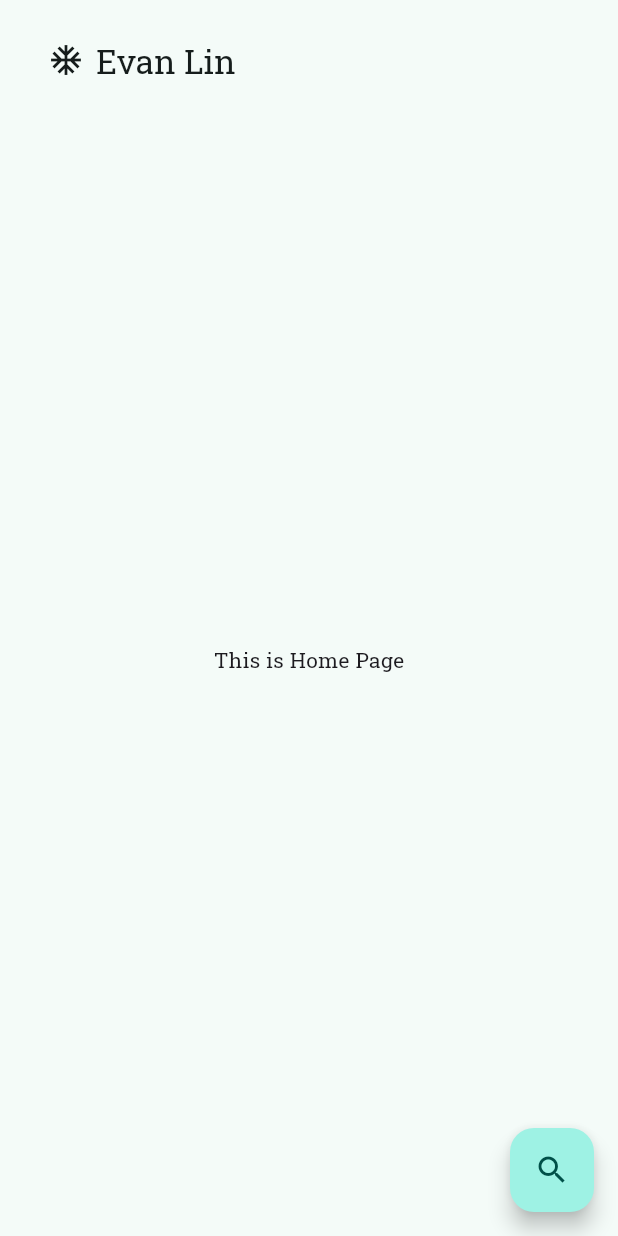
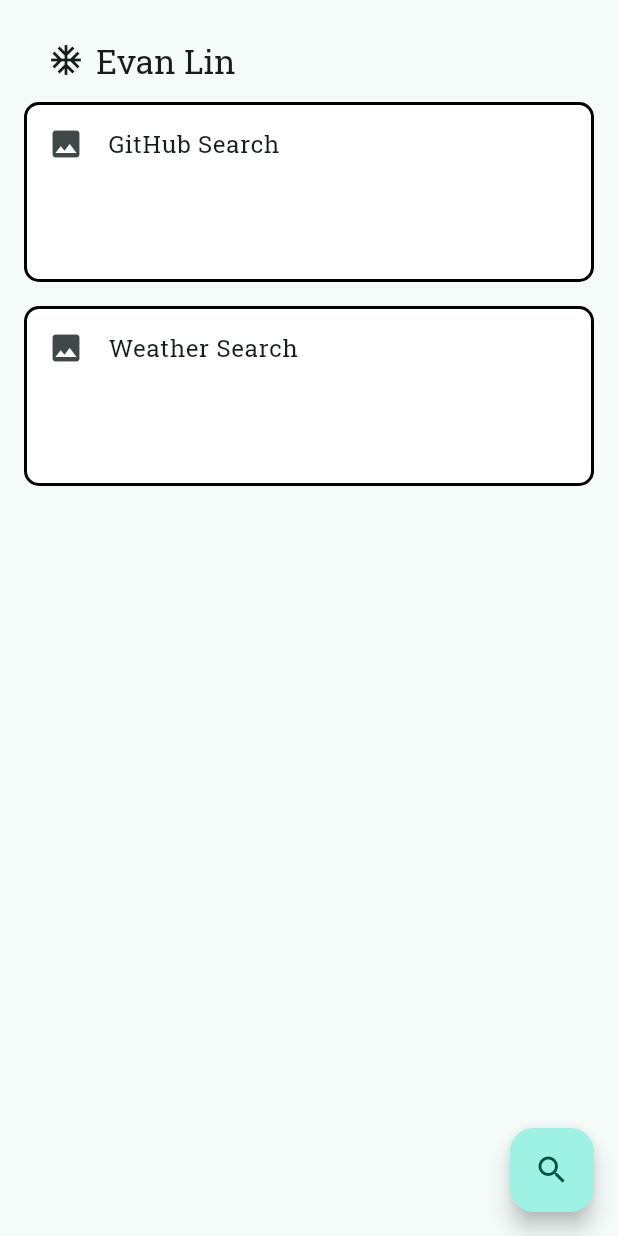
Before and after one commit to MagentaII/Flutter_Magenta, a Flutter app: the screen it shows after launch, on a phone screen of 412 x 824 dp. Run offline on Flutter 3.47's test engine with Material 3 defaults, Android fonts, the phone set to English and light mode, and no system bars; our stand-ins replace google_fonts.

Commit message:
Add navigation and views for GitHub and Weather search
- Created `GithubSearchView` and `WeatherSearchView` classes for search functionality.
- Implemented `HomeListItem` widget for navigation with consistent styling.
- Updated `HomeView` to include `HomeListItem` widgets for GitHub and Weather search.
- Utilized `SingleChildScrollView` and `ConstrainedBox` in `HomeView` to handle dynamic content and scrolling.

```diff
--- a/lib/screens/home/views/home_view.dart
+++ b/lib/screens/home/views/home_view.dart
@@ -1,4 +1,7 @@
 import 'package:flutter/material.dart';
+import 'package:flutter_magenta/screens/flutter_weather/views/weather_search_view.dart';
+import 'package:flutter_magenta/screens/github_search/views/github_search_view.dart';
+import 'package:flutter_magenta/screens/home/widgets/home_list_item.dart';
 
 class HomeView extends StatefulWidget {
   const HomeView({super.key});
@@ -17,15 +20,49 @@
           child: Row(
             children: [
               Icon(Icons.ac_unit),
-              SizedBox(width: 8,),
+              SizedBox(
+                width: 8,
+              ),
               Text('Evan Lin'),
             ],
           ),
         ),
       ),
-      body: const Center(
-        child: Text('This is Home Page'),
-      ),
+      body: LayoutBuilder(builder: (context, constraints) {
+        return SingleChildScrollView(
+          child: ConstrainedBox(
+            constraints: BoxConstraints(minHeight: constraints.maxHeight),
+            child: Column(
+              children: [
+                const SizedBox(height: 8),
+                HomeListItem(
+                  text: 'GitHub Search',
+                  icon: const Icon(Icons.image),
+                  onTap: () {
+                    Navigator.of(context).push(
+                      MaterialPageRoute(
+                        builder: (context) => const GithubSearchView(),
+                      ),
+                    );
+                  },
+                ),
+                const SizedBox(height: 8),
+                HomeListItem(
+                  text: 'Weather Search',
+                  icon: const Icon(Icons.image),
+                  onTap: () {
+                    Navigator.of(context).push(
+                      MaterialPageRoute(
+                        builder: (context) => const WeatherSearchView(),
+                      ),
+                    );
+                  },
+                ),
+              ],
+            ),
+          ),
+        );
+      }),
       floatingActionButton: FloatingActionButton(
         child: const Icon(Icons.search, semanticLabel: 'Search'),
         onPressed: () {},
--- /dev/null
+++ b/lib/screens/home/widgets/home_list_item.dart
@@ -0,0 +1,37 @@
+import 'package:flutter/material.dart';
+
+class HomeListItem extends StatelessWidget {
+  final String text;
+  final Icon icon;
+  final GestureTapCallback onTap;
+
+  const HomeListItem({
+    super.key,
+    required this.text,
+    required this.icon,
+    required this.onTap,
+  });
+
+  @override
+  Widget build(BuildContext context) {
+    return Container(
+      height: 128.0,
+      padding: const EdgeInsets.symmetric(horizontal: 12.0),
+      child: Card.outlined(
+        color: Colors.white,
+        shape: RoundedRectangleBorder(
+          borderRadius: BorderRadius.circular(10.0),
+          side: const BorderSide(
+            color: Colors.black,
+            width: 2.0,
+          ),
+        ),
+        child: ListTile(
+          leading: icon,
+          title: Text(text),
+          onTap: onTap,
+        ),
+      ),
+    );
+  }
+}
```
Also changed, not shown: lib/screens/flutter_weather/views/weather_search_view.dart (added, +19 -0 lines), lib/screens/github_search/views/github_search_view.dart (added, +19 -0 lines).
